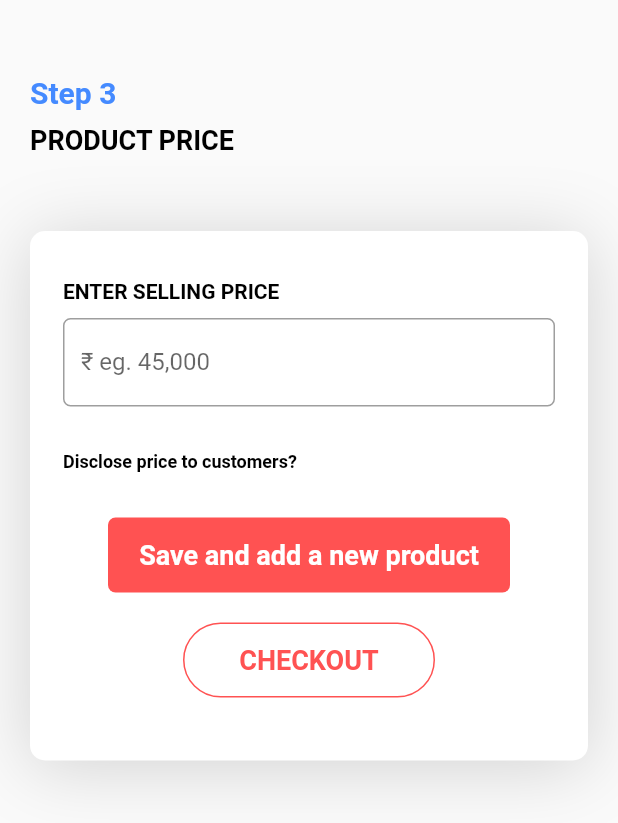
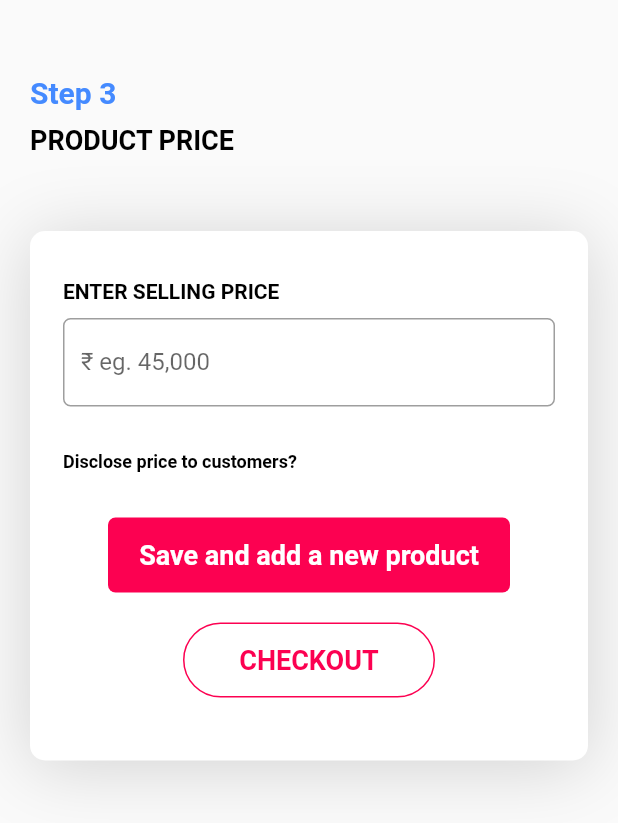
Before and after one commit to SankarshanDudhate/de_stock, a Flutter app: the postAd_3 screen opened directly, on a phone screen of 412 x 824 dp. Shown: the top 823 px of the screen. Run offline on Flutter 3.47's test engine with Material 2 defaults, Android fonts, the phone set to English and light mode, and no system bars; our stand-ins replace carousel_slider, file_picker, flutter_icons, fluttertoast, image_picker, shared_preferences; accounts and stored records are empty; Roboto replaces fonts that are missing (Arial, Poppins).

Commit message:
small ui changes

```diff
--- a/lib/PostAnAd/postAd.dart
+++ b/lib/PostAnAd/postAd.dart
@@ -264,7 +264,7 @@ class _PostAdState extends State<PostAd> {
         margin: EdgeInsets.fromLTRB(0, 0, 80, 0),
         padding: EdgeInsets.fromLTRB(0, 30, 0, 30),
         decoration: BoxDecoration(
-        color: Colors.redAccent,
+        color: Color(0xFFFC0151),
         borderRadius: BorderRadius.only(
             topRight: Radius.circular(20.0),
             bottomRight: Radius.circular(20.0)),
@@ -613,7 +613,7 @@ class _PostAdState extends State<PostAd> {
                         margin: EdgeInsets.symmetric(horizontal: 50),
                         decoration: BoxDecoration(
                             borderRadius: BorderRadius.circular(5),
-                            color: Colors.redAccent,
+                            color: Color(0xFFFC0151),
                         ),
                         child: Center(
                           child: Text("NEXT", style: TextStyle(color: Colors.white, fontSize: 18,fontWeight: FontWeight.bold)),
--- a/lib/PostAnAd/postAd_2.dart
+++ b/lib/PostAnAd/postAd_2.dart
@@ -326,7 +326,7 @@ class _postAd_2State extends State<postAd_2> {
                       margin: EdgeInsets.symmetric(horizontal: 50),
                       decoration: BoxDecoration(
                           borderRadius: BorderRadius.circular(5),
-                          color: Colors.redAccent,
+                          color: Color(0xFFFC0151),
                       ),
                       child: Center(
                         child: Text("NEXT", style: TextStyle(color: Colors.white, fontSize: 18,fontWeight: FontWeight.bold)),
--- a/lib/PostAnAd/postAd_3.dart
+++ b/lib/PostAnAd/postAd_3.dart
@@ -182,7 +182,7 @@ class _postAd_3State extends State<postAd_3> {
                               margin: EdgeInsets.symmetric(horizontal: 30),
                               decoration: BoxDecoration(
                                   borderRadius: BorderRadius.circular(5),
-                                  color: Colors.redAccent,
+                                  color: Color(0xFFFC0151),
                               ),
                               child: Center(
                                 child: Text("Save and add a new product", style: TextStyle(color: Colors.white, fontSize: 18,fontWeight: FontWeight.bold)),
@@ -206,12 +206,11 @@ class _postAd_3State extends State<postAd_3> {
                               decoration: BoxDecoration(
                                   borderRadius: BorderRadius.circular(60),
                                   border: Border.all(
-                                    color: Colors.redAccent,
+                                    color: Color(0xFFFC0151),
                                   )
-                                  //color: Colors.redAccent,
                               ),
                               child: Center(
-                                child: Text("CHECKOUT", style: TextStyle(color: Colors.redAccent, fontSize: 18,fontWeight: FontWeight.bold)),
+                                child: Text("CHECKOUT", style: TextStyle(color:  Color(0xFFFC0151), fontSize: 18,fontWeight: FontWeight.bold)),
                               ),
                             ),
                     ),
```
Also changed, not shown: lib/ProductPages/editProduct.dart (+10 -4 lines).
